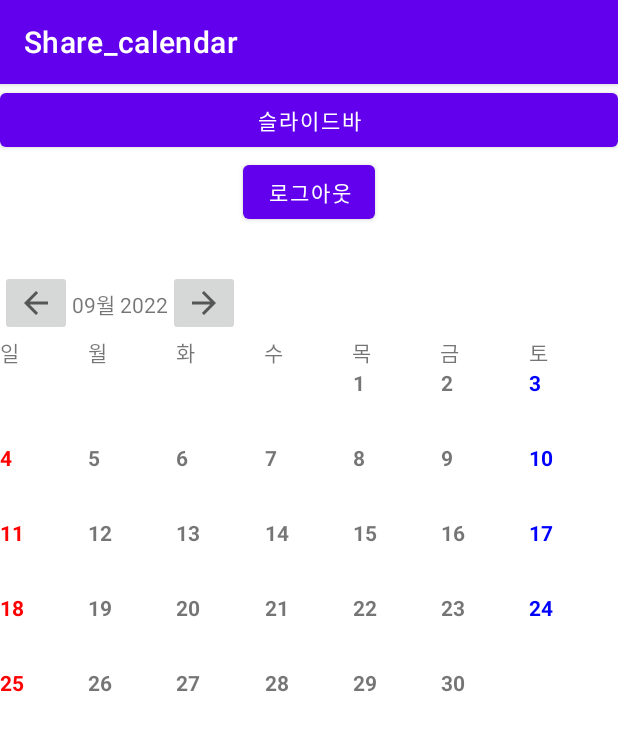
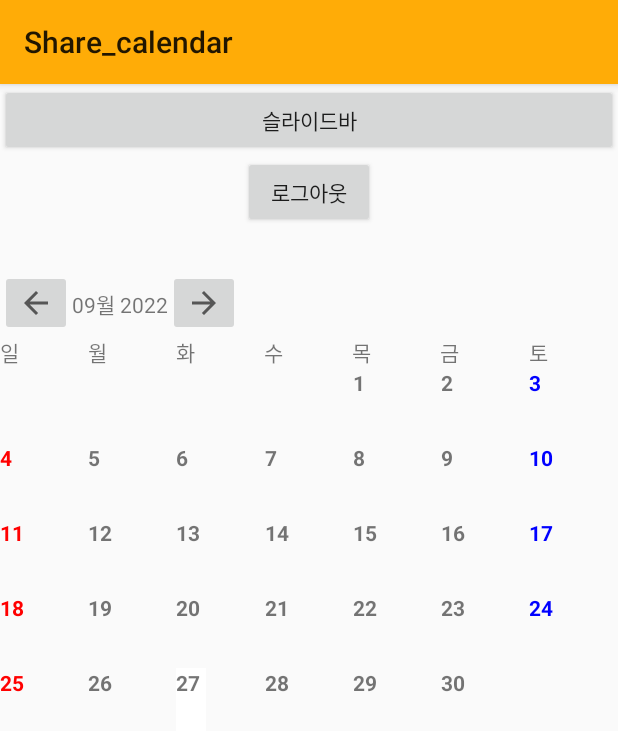
Before and after one commit to JIYUN1578/Share_calendar, an Android app: the screen it shows after launch (MainActivity), on a phone screen of 412 x 824 dp. Shown: the top 731 px of the screen. Run offline under Robolectric (Android 15) with nearby library versions, the phone set to English and light mode, and no system bars; our stand-ins replace Firebase (no records; nobody signed in at launch, a user with empty details on screens opened directly).

Commit message:
[20220928 손종하] 툴바 생성

```diff
--- a/app/src/main/AndroidManifest.xml
+++ b/app/src/main/AndroidManifest.xml
@@ -8,7 +8,7 @@
         android:label="@string/app_name"
         android:roundIcon="@mipmap/ic_launcher_round"
         android:supportsRtl="true"
-        android:theme="@style/Theme.Share_calendar">
+        android:theme="@style/Theme.Design.Light.NoActionBar">
         <activity
             android:name="ort.techtown.share_calendar.SigninActivity"
             android:exported="true" >
--- a/app/src/main/java/ort/techtown/share_calendar/MainActivity.java
+++ b/app/src/main/java/ort/techtown/share_calendar/MainActivity.java
@@ -1,6 +1,8 @@
 package ort.techtown.share_calendar;
 
 import androidx.annotation.NonNull;
+import androidx.appcompat.app.ActionBar;
+import androidx.appcompat.app.ActionBarDrawerToggle;
 import androidx.appcompat.app.AppCompatActivity;
 import androidx.drawerlayout.widget.DrawerLayout;
 import androidx.recyclerview.widget.GridLayoutManager;
@@ -15,6 +17,7 @@
 import android.widget.ImageButton;
 import android.widget.TextView;
 import android.widget.Toast;
+import androidx.appcompat.widget.Toolbar;
 
 import com.google.android.gms.auth.api.Auth;
 import com.google.android.gms.auth.api.signin.GoogleSignIn;
@@ -36,14 +39,13 @@
     TextView temp;
     Button btn_logout;
     String TAG = "MainActivity";
-
+    // drawerLayout
     private DrawerLayout drawerLayout;
     private View drawerView;
-
-    //달력
-
+    // 달력
     TextView tv_monthyear;
     RecyclerView recyclerView;
+
 
     @Override
     protected void onCreate(Bundle savedInstanceState) {
@@ -74,10 +76,12 @@
             }
         });
 
+        Toolbar toolbar = (Toolbar)findViewById(R.id.toolbar);
+        setSupportActionBar(toolbar);
+
         // drawerLayout
         drawerLayout = (DrawerLayout)findViewById(R.id.drawer_layout);
         drawerView = (View)findViewById(R.id.drawer);
-
         Button btn_open = (Button)findViewById(R.id.btn_open);
         btn_open.setOnClickListener(new View.OnClickListener() {
             @Override
@@ -102,7 +106,7 @@
             }
         });
 
-        //달력
+        // 달력
         tv_monthyear = findViewById(R.id.tv_month_year);
         ImageButton btn_pre = findViewById(R.id.btn_frontmonth);
         ImageButton btn_next = findViewById(R.id.btn_nextmonth);
@@ -111,9 +115,8 @@
         CalendarUtil.selectedDate = LocalDate.now();
         CalendarUtil.today = LocalDate.now();
 
-        //화면 설정
+        // 화면 설정
         setMonthview();
-
         btn_pre.setOnClickListener(new View.OnClickListener() {
             @Override
             public void onClick(View view) {
@@ -122,7 +125,6 @@
                 setMonthview();
             }
         });
-
         btn_next.setOnClickListener(new View.OnClickListener() {
             @Override
             public void onClick(View view) {
@@ -133,28 +135,23 @@
         });
     }
 
-    //달력
+    // 달력
     private void setMonthview() {
-        //년월 텍스트뷰 셋팅
+        // 년월 텍스트뷰 셋팅
         tv_monthyear.setText(monthYearFromDate(CalendarUtil.selectedDate));
-
-        //해당 월 날짜 가져오기
+        // 해당 월 날짜 가져오기
         ArrayList<LocalDate> dayList = daysInMonthArray(CalendarUtil.selectedDate);
-
-        //어뎁터 데이터 적용
+        // 어뎁터 데이터 적용
         CalendarAdapter adapter = new CalendarAdapter(dayList);
-
-        //레이아웃 설정 열 7개
+        // 레이아웃 설정 열 7개
         RecyclerView.LayoutManager manager = new GridLayoutManager(getApplicationContext(),7);
-
-        //레이아웃 적용
+        // 레이아웃 적용
         recyclerView.setLayoutManager(manager);
-
-        //어뎁터 적용
+        // 어뎁터 적용
         recyclerView.setAdapter(adapter);
     }
 
-    //날짜 타입 설정
+    // 날짜 타입 설정
     private String monthYearFromDate(LocalDate localDate){
         DateTimeFormatter formatter = DateTimeFormatter.ofPattern("MM월 yyyy");
         return localDate.format(formatter);
@@ -162,19 +159,14 @@
 
     private ArrayList<LocalDate>  daysInMonthArray(LocalDate localDate){
         ArrayList<LocalDate> daylist = new ArrayList<>();
-
         YearMonth yearMonth = YearMonth.from(localDate);
-
-        //해당 월 마지막 날짜 가져오기
+        // 해당 월 마지막 날짜 가져오기
         int lastday = yearMonth.lengthOfMonth();
-
-        //해당월의 첫번째 날짜 가져오기
+        // 해당월의 첫번째 날짜 가져오기
         LocalDate firstday = CalendarUtil.selectedDate.withDayOfMonth(1);
-
-        //첫번째 날 요일 가져오기
+        // 첫번째 날 요일 가져오기
         int dayOfweek = firstday.getDayOfWeek().getValue();
-
-        //날짜 생성
+        // 날짜 생성
         for(int i = 1 ; i < 42 ; i++){
             if( i <= dayOfweek || i> lastday + dayOfweek){
                 daylist.add(null);
@@ -184,7 +176,6 @@
                         i - dayOfweek));
             }
         }
-
         return daylist;
     }
 
@@ -192,27 +183,19 @@
     DrawerLayout.DrawerListener listener = new DrawerLayout.DrawerListener() {
         @Override
         public void onDrawerSlide(@NonNull View drawerView, float slideOffset) {
-
         }
-
         @Override
         public void onDrawerOpened(@NonNull View drawerView) {
-
         }
-
         @Override
         public void onDrawerClosed(@NonNull View drawerView) {
-
         }
-
         @Override
         public void onDrawerStateChanged(int newState) {
-
         }
     };
 
     @Override
     public void onConnectionFailed(@NonNull ConnectionResult connectionResult) {
-
     }
 }
--- a/app/src/main/res/layout/activity_main.xml
+++ b/app/src/main/res/layout/activity_main.xml
@@ -11,6 +11,8 @@
         android:layout_width="match_parent"
         android:layout_height="match_parent"
         android:orientation="vertical" >
+
+        <include layout="@layout/toolbar"/>
 
         <Button
             android:id="@+id/btn_open"
@@ -108,7 +110,6 @@
                    android:layout_height="wrap_content"
                    android:text="토" />
 
-
            </LinearLayout>
 
            <androidx.recyclerview.widget.RecyclerView
--- /dev/null
+++ b/app/src/main/res/layout/toolbar.xml
@@ -0,0 +1,12 @@
+<?xml version="1.0" encoding="utf-8"?>
+<androidx.appcompat.widget.Toolbar xmlns:android="http://schemas.android.com/apk/res/android"
+    xmlns:app="http://schemas.android.com/apk/res-auto"
+    android:id="@+id/toolbar"
+    android:layout_width="match_parent"
+    android:layout_height="?attr/actionBarSize"
+    android:elevation="4dp"
+    android:background="#FFAC07"
+    android:theme="@style/ThemeOverlay.AppCompat.ActionBar"
+    app:popupTheme="@style/ThemeOverlay.AppCompat.Light">
+
+</androidx.appcompat.widget.Toolbar>
```
